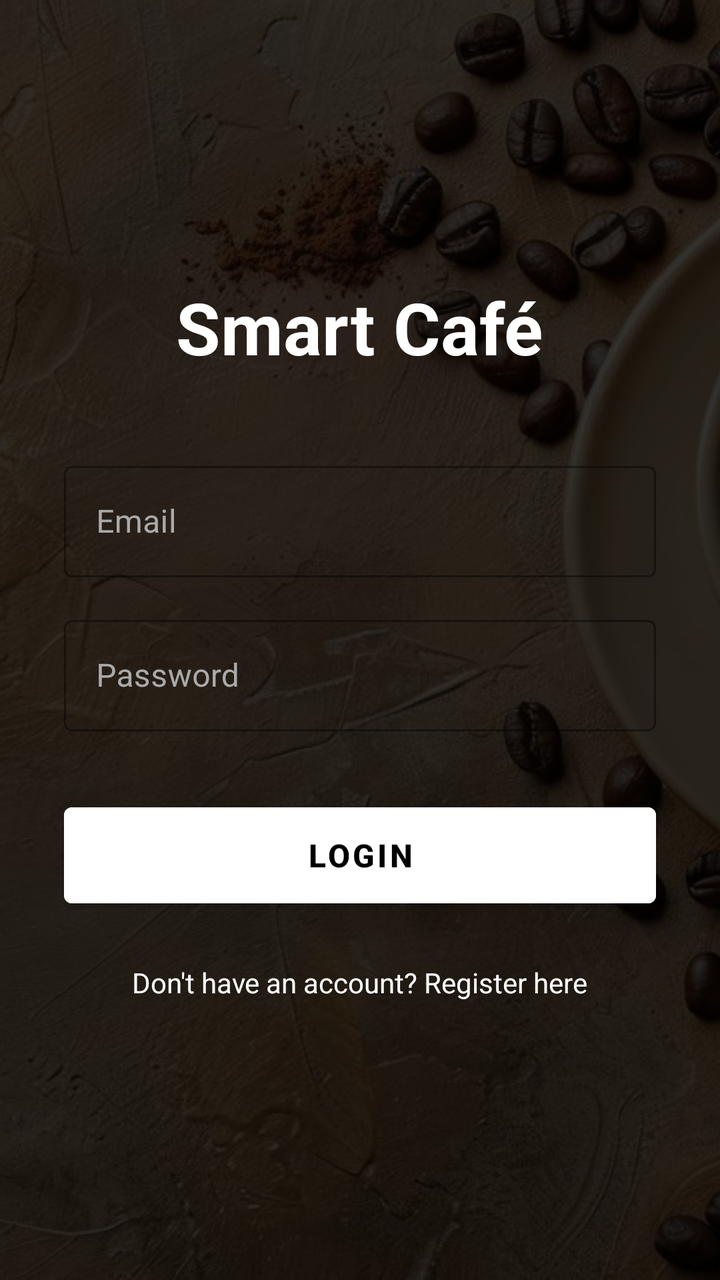
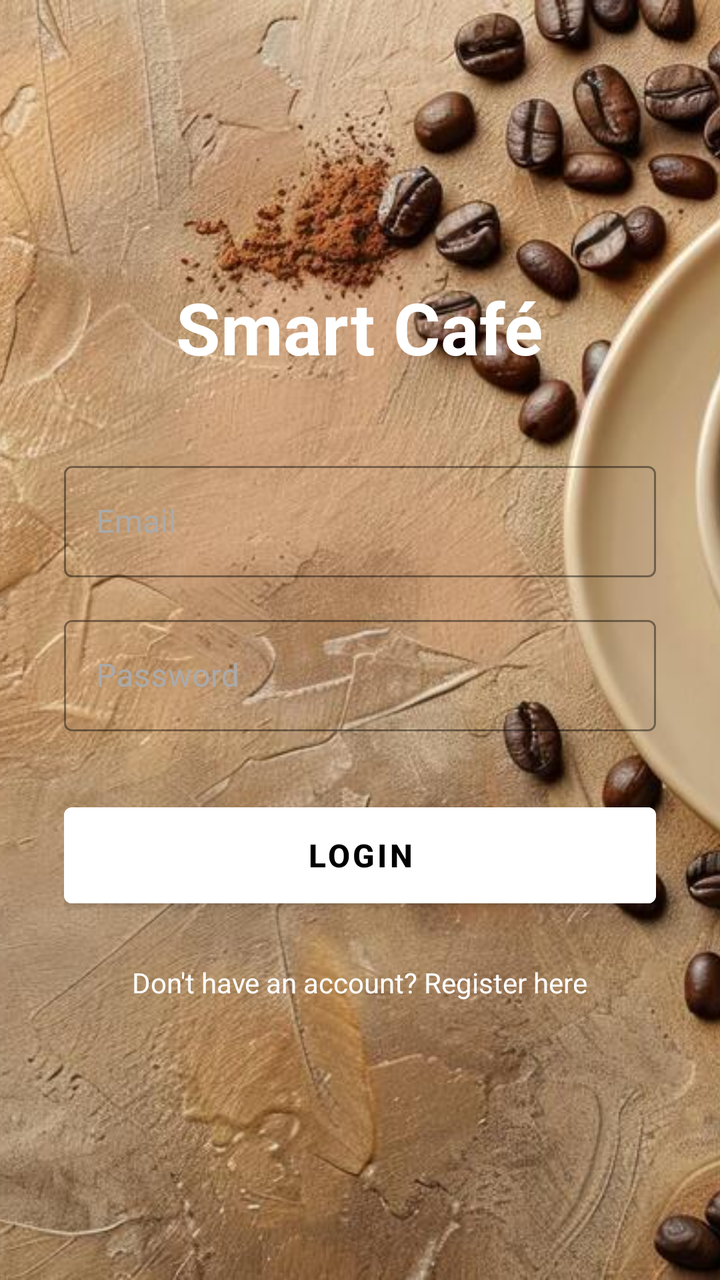

Compare the two renders of this Android layout. The source of the first and the diff that turns it into the second are given below.
<!-- AndroidManifest.xml: application theme Theme.SmartCafe -->
<!-- res/layout/activity_login.xml -->
<?xml version="1.0" encoding="utf-8"?>
<FrameLayout xmlns:android="http://schemas.android.com/apk/res/android"
    xmlns:app="http://schemas.android.com/apk/res-auto"
    android:layout_width="match_parent"
    android:layout_height="match_parent"
    android:fitsSystemWindows="true">

    
    <ImageView
        android:layout_width="match_parent"
        android:layout_height="match_parent"
        android:scaleType="centerCrop"
        android:src="@drawable/bg_login" />

    
    <View
        android:layout_width="match_parent"
        android:layout_height="match_parent"
        android:background="#CC000000" />

    
    <LinearLayout
        android:layout_width="match_parent"
        android:layout_height="match_parent"
        android:orientation="vertical"
        android:gravity="center"
        android:padding="32dp">

        <TextView
            android:layout_width="wrap_content"
            android:layout_height="wrap_content"
            android:text="Smart Café"
            android:textColor="#FFFFFF"
            android:textSize="36sp"
            android:textStyle="bold"
            android:layout_marginBottom="40dp" />

        
        <com.google.android.material.textfield.TextInputLayout
            style="@style/Widget.MaterialComponents.TextInputLayout.OutlinedBox"
            android:layout_width="match_parent"
            android:layout_height="wrap_content"
            android:hint="Email"
            android:textColorHint="#AAAAAA"
            app:boxStrokeColor="#FFFFFF">

            <com.google.android.material.textfield.TextInputEditText
                android:id="@+id/etEmail"
                android:layout_width="match_parent"
                android:layout_height="wrap_content"
                android:inputType="textEmailAddress"
                android:textColor="#FFFFFF" />
        </com.google.android.material.textfield.TextInputLayout>

        
        <com.google.android.material.textfield.TextInputLayout
            style="@style/Widget.MaterialComponents.TextInputLayout.OutlinedBox"
            android:layout_width="match_parent"
            android:layout_height="wrap_content"
            android:layout_marginTop="16dp"
            android:hint="Password"
            android:textColorHint="#AAAAAA"
            app:boxStrokeColor="#FFFFFF">

            <com.google.android.material.textfield.TextInputEditText
                android:id="@+id/etPassword"
                android:layout_width="match_parent"
                android:layout_height="wrap_content"
                android:inputType="textPassword"
                android:textColor="#FFFFFF" />
        </com.google.android.material.textfield.TextInputLayout>

        
        <Button
            android:id="@+id/btnLogin"
            android:layout_width="match_parent"
            android:layout_height="60dp"
            android:layout_marginTop="32dp"
            android:text="LOGIN"
            android:textSize="16sp"
            android:textStyle="bold"
            android:backgroundTint="#FFFFFF"
            android:textColor="#000000" />

        
        <TextView
            android:id="@+id/tvRegister"
            android:layout_width="wrap_content"
            android:layout_height="wrap_content"
            android:layout_marginTop="24dp"
            android:text="Don't have an account? Register here"
            android:textColor="#FFFFFF"
            android:textSize="14sp" />

    </LinearLayout>
</FrameLayout>
<!-- resources referenced by this layout -->
<resources>
  <!-- drawable bg_login: jpg bitmap (drawable, 177686 bytes) -->
  <style name="Theme.SmartCafe" parent="Base.Theme.SmartCafe" />
  <style name="Base.Theme.SmartCafe" parent="Theme.MaterialComponents.DayNight.NoActionBar">
  
      </style>
</resources>

<!-- the commit's change to res/layout/activity_login.xml (unified diff, before → after) -->
@@ -11,12 +11,6 @@
         android:layout_height="match_parent"
         android:scaleType="centerCrop"
         android:src="@drawable/bg_login" />
-
-    
-    <View
-        android:layout_width="match_parent"
-        android:layout_height="match_parent"
-        android:background="#CC000000" />
 
     
     <LinearLayout
